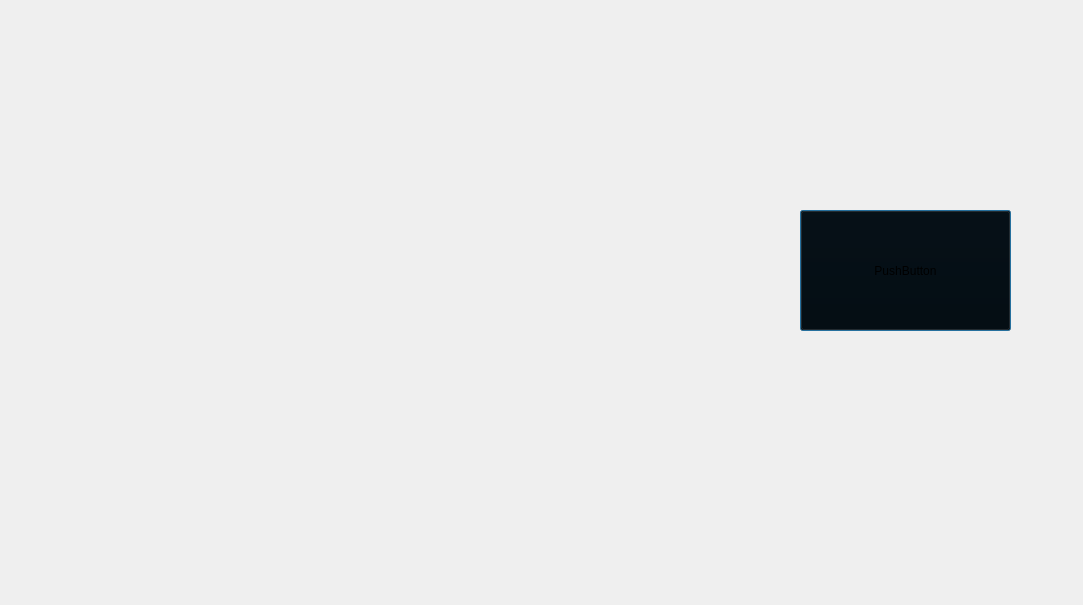
First picture: the form in choix_level.ui, repository iut-de-cachan-geii1/projet-duck-hunt-partie-gui-duck-hunters, before the edit.
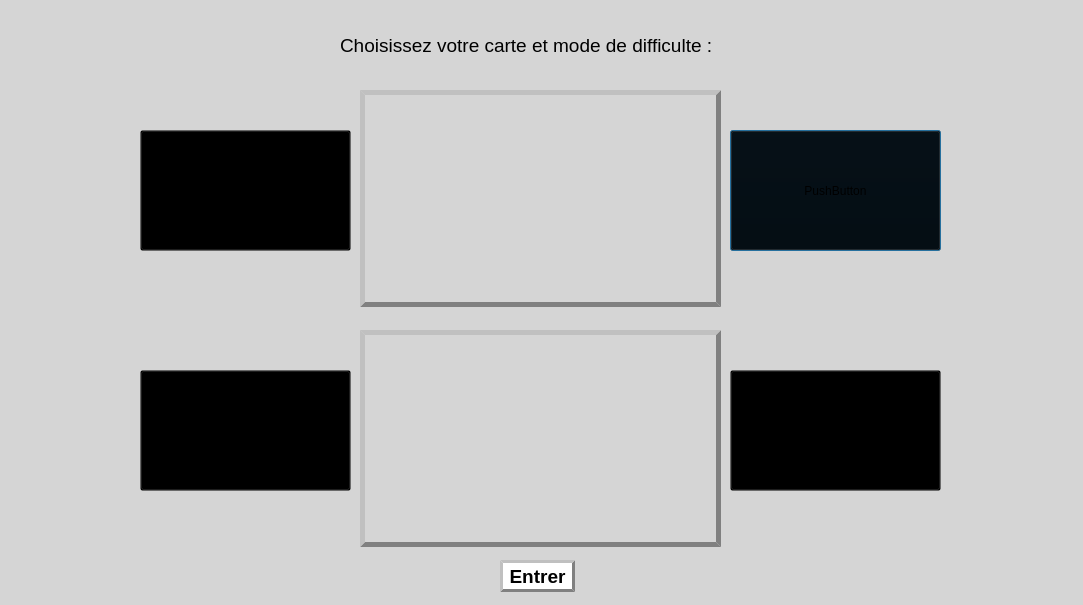
Second picture: the form after the edit. Icons and pictures are not drawn.

Commit message: Menu choix carte fonctionnel

```diff
--- a/choix_level.ui
+++ b/choix_level.ui
@@ -13,15 +13,24 @@
   <property name="windowTitle">
    <string>Dialog</string>
   </property>
-  <widget class="QLabel" name="label">
+  <property name="styleSheet">
+   <string notr="true">background-color: rgb(213, 213, 213);</string>
+  </property>
+  <widget class="QLabel" name="map">
    <property name="geometry">
     <rect>
-     <x>320</x>
-     <y>80</y>
+     <x>360</x>
+     <y>90</y>
      <width>361</width>
-     <height>191</height>
+     <height>217</height>
     </rect>
    </property>
+   <property name="styleSheet">
+    <string notr="true">border-style: outset;
+     border-width: 5px;
+     border-color: grey
+;</string>
+   </property>
    <property name="text">
     <string/>
    </property>
@@ -29,39 +38,156 @@
     <pixmap resource="mice.qrc">:/images/stage.png</pixmap>
    </property>
   </widget>
-  <widget class="QLabel" name="label_2">
+  <widget class="QPushButton" name="right_map">
    <property name="geometry">
     <rect>
-     <x>320</x>
-     <y>300</y>
-     <width>361</width>
-     <height>191</height>
+     <x>730</x>
+     <y>130</y>
+     <width>211</width>
+     <height>121</height>
     </rect>
    </property>
+   <property name="styleSheet">
+    <string notr="true">
+background-color: transparent;
+image: url(:/images/arrow.png);</string>
+   </property>
    <property name="text">
-    <string/>
+    <string>PushButton</string>
    </property>
-   <property name="pixmap">
-    <pixmap resource="mice.qrc">:/images/stage.png</pixmap>
+  </widget>
+  <widget class="QPushButton" name="left_map">
+   <property name="geometry">
+    <rect>
+     <x>140</x>
+     <y>130</y>
+     <width>211</width>
+     <height>121</height>
+    </rect>
    </property>
+   <property name="styleSheet">
+    <string notr="true">
+background-color: transparent;
+image: url(:/images/arrow_left.png);</string>
+   </property>
+   <property name="text">
+    <string>PushButton</string>
+   </property>
   </widget>
   <widget class="QPushButton" name="pushButton">
    <property name="geometry">
     <rect>
-     <x>800</x>
-     <y>210</y>
+     <x>140</x>
+     <y>370</y>
      <width>211</width>
      <height>121</height>
     </rect>
    </property>
    <property name="styleSheet">
-    <string notr="true"> background-color: transparent;
+    <string notr="true">
+background-color: transparent;
+image: url(:/images/arrow_left.png);</string>
+   </property>
+   <property name="text">
+    <string>PushButton</string>
+   </property>
+  </widget>
+  <widget class="QPushButton" name="right_difficulte">
+   <property name="geometry">
+    <rect>
+     <x>730</x>
+     <y>370</y>
+     <width>211</width>
+     <height>121</height>
+    </rect>
+   </property>
+   <property name="styleSheet">
+    <string notr="true">
+background-color: transparent;
 image: url(:/images/arrow.png);</string>
    </property>
    <property name="text">
     <string>PushButton</string>
    </property>
   </widget>
+  <widget class="QLabel" name="difficulte">
+   <property name="geometry">
+    <rect>
+     <x>360</x>
+     <y>330</y>
+     <width>361</width>
+     <height>217</height>
+    </rect>
+   </property>
+   <property name="styleSheet">
+    <string notr="true">border-style: outset;
+     border-width: 5px;
+     border-color: grey;</string>
+   </property>
+   <property name="text">
+    <string/>
+   </property>
+   <property name="pixmap">
+    <pixmap resource="mice.qrc">:/images/mode_facile.png</pixmap>
+   </property>
+  </widget>
+  <widget class="QLabel" name="label_3">
+   <property name="geometry">
+    <rect>
+     <x>340</x>
+     <y>30</y>
+     <width>481</width>
+     <height>31</height>
+    </rect>
+   </property>
+   <property name="font">
+    <font>
+     <pointsize>14</pointsize>
+     <italic>false</italic>
+     <bold>false</bold>
+     <underline>false</underline>
+    </font>
+   </property>
+   <property name="styleSheet">
+    <string notr="true"/>
+   </property>
+   <property name="text">
+    <string>Choisissez votre carte et mode de difficulte :</string>
+   </property>
+  </widget>
+  <widget class="QPushButton" name="enter_button">
+   <property name="geometry">
+    <rect>
+     <x>500</x>
+     <y>560</y>
+     <width>75</width>
+     <height>32</height>
+    </rect>
+   </property>
+   <property name="sizeIncrement">
+    <size>
+     <width>0</width>
+     <height>0</height>
+    </size>
+   </property>
+   <property name="font">
+    <font>
+     <pointsize>14</pointsize>
+     <bold>true</bold>
+    </font>
+   </property>
+   <property name="styleSheet">
+    <string notr="true">border-style: outset;
+     border-width: 3px;
+     border-color: grey;
+background-color: rgb(255, 255, 255);
+
+</string>
+   </property>
+   <property name="text">
+    <string>Entrer</string>
+   </property>
+  </widget>
  </widget>
  <resources>
   <include location="mice.qrc"/>
```
Left out of the diff: 4 changed lines with no effect on the pictures. The commit also changes 22 other files.
